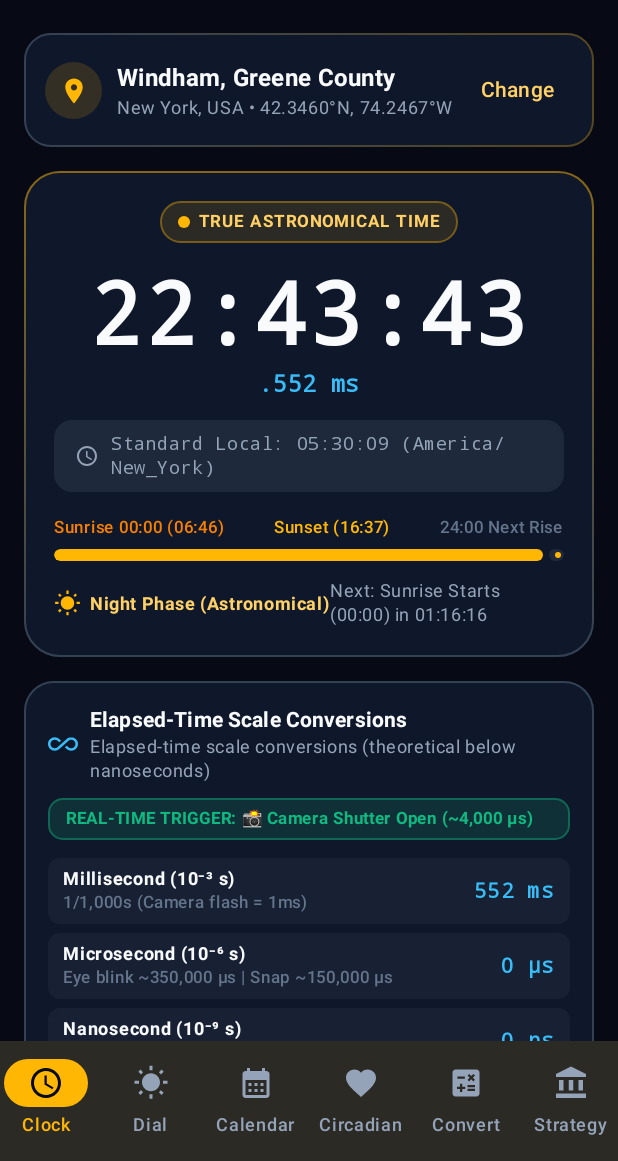
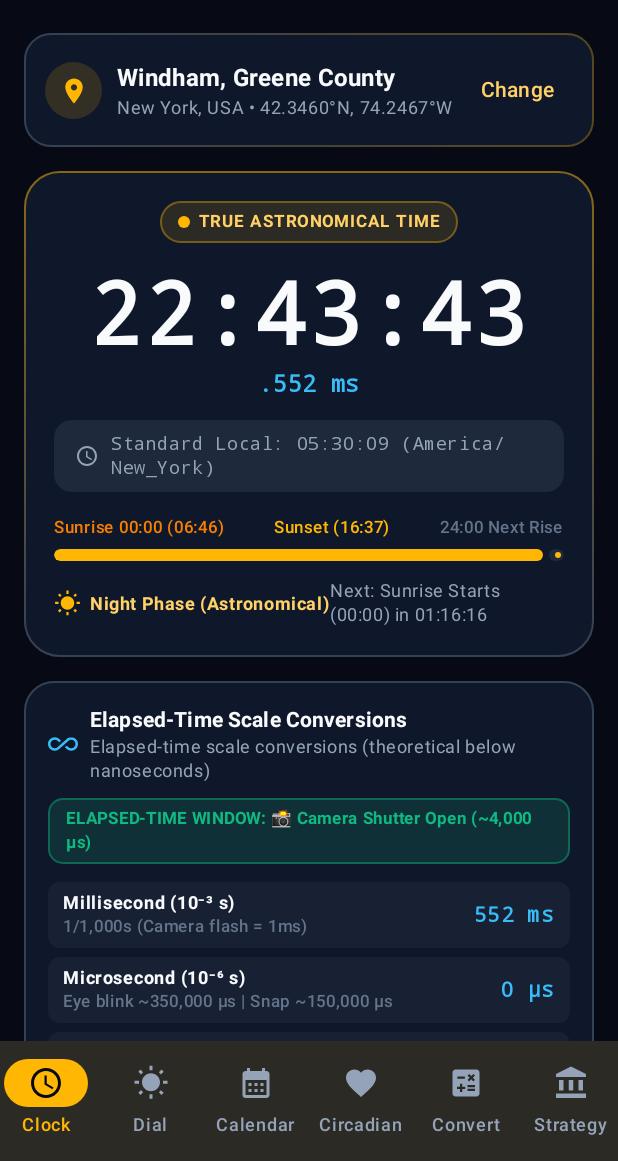
Before and after one commit to JAPStudios/AstralSync, an Android app built with Jetpack Compose: the screen it shows after launch (MainActivity), on a phone screen of 412 x 824 dp, the part 75-1236 px from its top. Run offline under Robolectric (Android 15) with nearby library versions, the phone set to English and light mode, and no system bars.

Commit message:
Clarify that sub-nanosecond values are calculated scale conversions

```diff
--- a/app/src/main/java/com/example/ui/screens/ClockScreen.kt
+++ b/app/src/main/java/com/example/ui/screens/ClockScreen.kt
@@ -311,7 +311,7 @@ fun ClockScreen(
                             modifier = Modifier.fillMaxWidth()
                         ) {
                             Text(
-                                text = "REAL-TIME TRIGGER: $trigger",
+                                text = "ELAPSED-TIME WINDOW: $trigger",
                                 style = MaterialTheme.typography.labelSmall.copy(fontWeight = FontWeight.Bold),
                                 color = AuroraGreen,
                                 modifier = Modifier.padding(horizontal = 12.dp, vertical = 6.dp)
@@ -325,9 +325,9 @@ fun ClockScreen(
                             QuantumUnitRow("Millisecond (10⁻³ s)", "${state.quantumChronometry.milliseconds} ms", "1/1,000s (Camera flash = 1ms)")
                             QuantumUnitRow("Microsecond (10⁻⁶ s)", "${state.quantumChronometry.microseconds} µs", "Eye blink ~350,000 µs | Snap ~150,000 µs")
                             QuantumUnitRow("Nanosecond (10⁻⁹ s)", "${state.quantumChronometry.nanoseconds} ns", "Distance light travels ~30 cm in 1 ns")
-                            QuantumUnitRow("Picosecond (10⁻¹² s)", "${state.quantumChronometry.picoseconds} ps", "1 ps is to 1s as 1s is to 31,689 years")
-                            QuantumUnitRow("Femtosecond (10⁻¹⁵ s)", "${state.quantumChronometry.femtoseconds} fs", "Chemical bond vibration timescale")
-                            QuantumUnitRow("Attosecond (10⁻¹⁸ s)", "${state.quantumChronometry.attoseconds} as", "Electron transit around atom")
+                            QuantumUnitRow("Picosecond (10⁻¹² s)", "${state.quantumChronometry.picoseconds} ps", "Decimal scale conversion; not directly measured")
+                            QuantumUnitRow("Femtosecond (10⁻¹⁵ s)", "${state.quantumChronometry.femtoseconds} fs", "Decimal scale conversion; not directly measured")
+                            QuantumUnitRow("Attosecond (10⁻¹⁸ s)", "${state.quantumChronometry.attoseconds} as", "Decimal scale conversion; not directly measured")
                             QuantumUnitRow("Zeptosecond (10⁻²¹ s)", state.quantumChronometry.zeptoseconds, "Mathematical scale conversion; not directly measured")
                             QuantumUnitRow("Yoctosecond (10⁻²⁴ s)", state.quantumChronometry.yoctoseconds, "Mathematical scale conversion; not directly measured")
                             QuantumUnitRow("Planck Time (5.39×10⁻⁴⁴ s)", state.quantumChronometry.planckTimes, "Ratio to the Planck-time constant; not a physical measurement")
```
